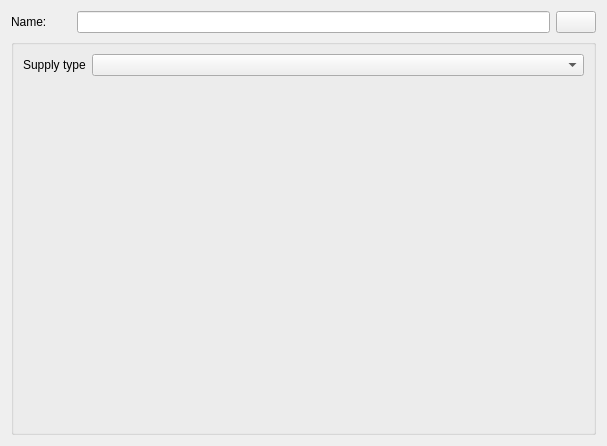
Before: the Qt Designer form SIM-VICUS/src/SVDBSupplySystemEditWidget.ui in ghorwin/SIM-VICUS, drawn with Qt 5.
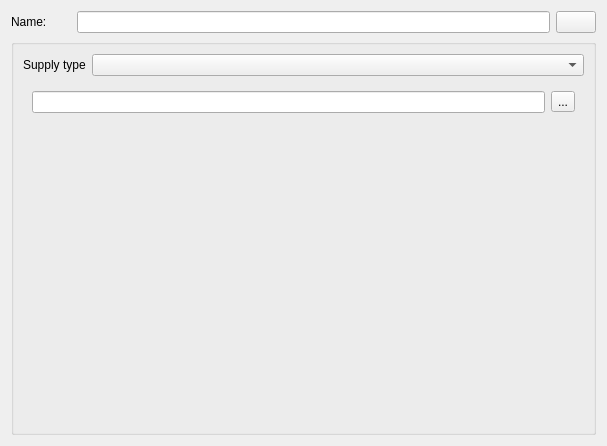
After: the same form once the commit is applied. The open tabs and pages were chosen to show the change. Custom widgets are drawn as their Qt base class.

Commit message: add supply systems page again, add option for integrating a vicus sub network, some fixes in vicus supply systems

What changed in the file:
```diff
--- a/SIM-VICUS/src/SVDBSupplySystemEditWidget.ui
+++ b/SIM-VICUS/src/SVDBSupplySystemEditWidget.ui
@@ -130,7 +130,37 @@
           </item>
          </layout>
         </widget>
-        <widget class="QWidget" name="pageSubNetwork"/>
+        <widget class="QWidget" name="pageSubNetwork">
+         <layout class="QVBoxLayout" name="verticalLayout_4">
+          <item>
+           <layout class="QHBoxLayout" name="horizontalLayout_4">
+            <item>
+             <widget class="QLineEdit" name="lineEditSubNetwork"/>
+            </item>
+            <item>
+             <widget class="QToolButton" name="toolButtonSubNetwork">
+              <property name="text">
+               <string>...</string>
+              </property>
+             </widget>
+            </item>
+           </layout>
+          </item>
+          <item>
+           <spacer name="verticalSpacer_2">
+            <property name="orientation">
+             <enum>Qt::Vertical</enum>
+            </property>
+            <property name="sizeHint" stdset="0">
+             <size>
+              <width>20</width>
+              <height>314</height>
+             </size>
+            </property>
+           </spacer>
+          </item>
+         </layout>
+        </widget>
         <widget class="QWidget" name="pageDatabaseFMU"/>
         <widget class="QWidget" name="pageUserDefinedFMU">
          <layout class="QFormLayout" name="formLayout_2">
```
Left out of the diff: 3 changed lines with no effect on the pictures. The commit also changes 13 other files.
